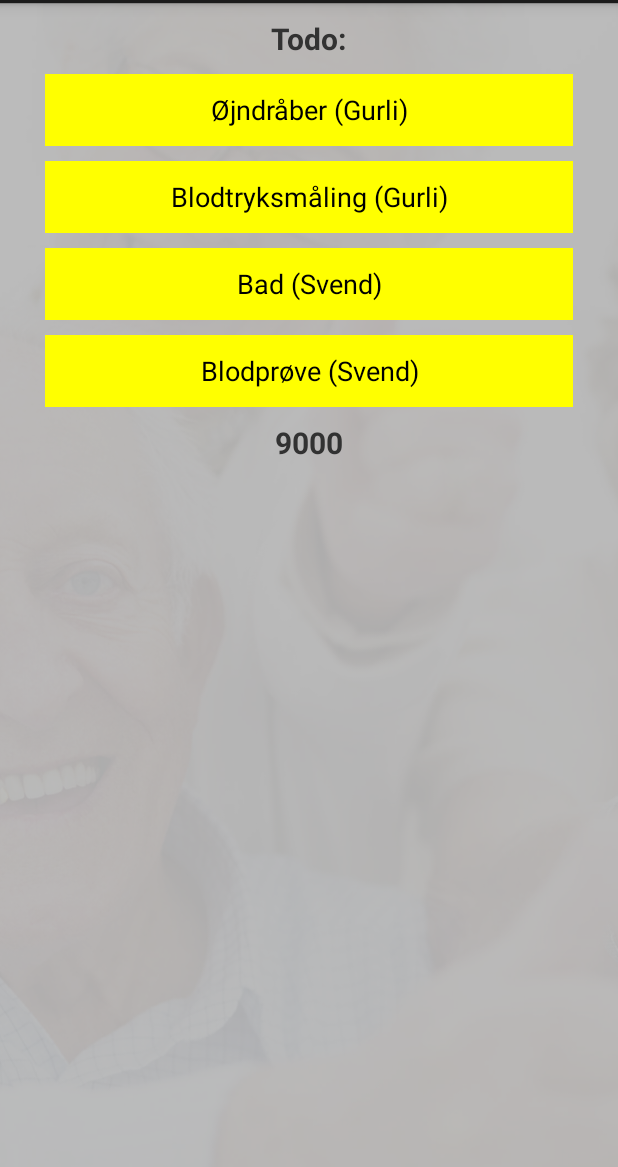
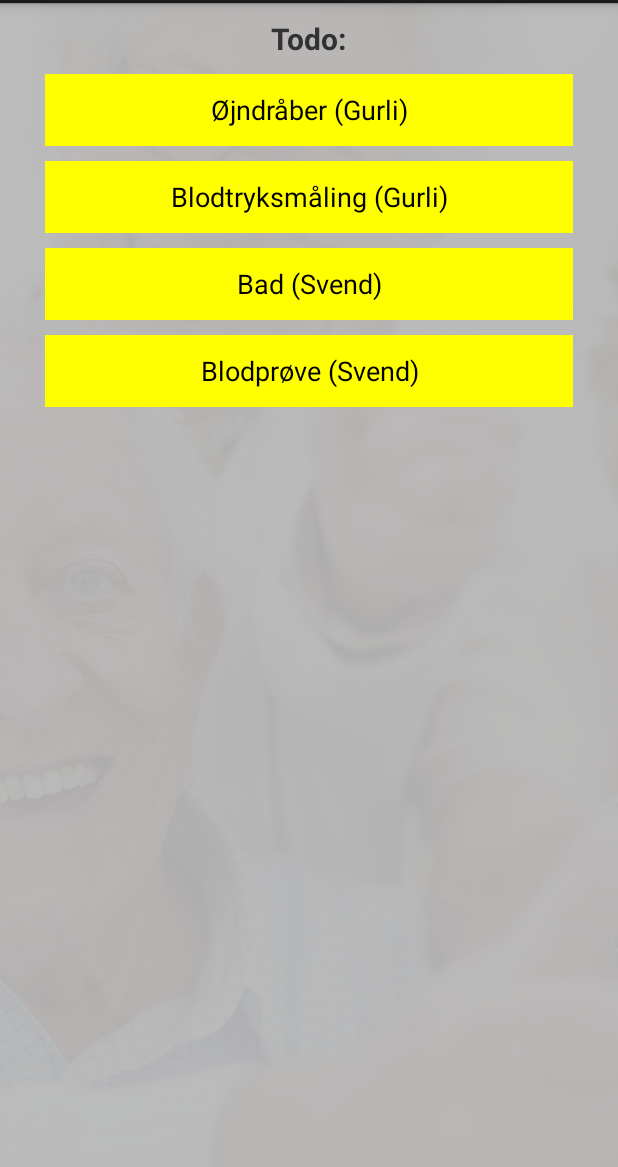
Before and after one commit to mrjensen/BFIS, an Android app: the TodoActivity screen opened directly, with no data from a screen before it, on a phone screen of 412 x 824 dp, the part 69-1236 px from its top. Run offline under Robolectric (Android 15) with nearby library versions, the phone set to English and light mode, and no system bars.

Commit message:
Merge branch 'master' of https://github.com/MrJensen/BFIS
Conflicts:
	BFIS/src/main/AndroidManifest.xml

```diff
--- a/BFIS/src/main/java/dk/iha/itbfis/team2/TodoActivity.java
+++ b/BFIS/src/main/java/dk/iha/itbfis/team2/TodoActivity.java
@@ -9,6 +9,7 @@ import android.os.Bundle;
 import android.os.CountDownTimer;
 import android.view.View;
 import android.widget.Button;
+import android.widget.ProgressBar;
 import android.widget.TextView;
 
 /**
@@ -17,10 +18,15 @@ import android.widget.TextView;
 public class TodoActivity extends Activity {
 
     private boolean setDone = false;
+    private ProgressBar progressBar;
+    private TextView msg;
 
     public void onCreate(Bundle savedInstanceState) {
         super.onCreate(savedInstanceState);
         setContentView(R.layout.activity_todo);
+
+        progressBar = (ProgressBar) findViewById(R.id.simulated_progress);
+        msg = (TextView) findViewById(R.id.tick);
 
         Intent intent = getIntent();
         if (intent.getExtras() != null)
@@ -42,20 +48,22 @@ public class TodoActivity extends Activity {
         }
 
         if (!setDone) {
-            new CountDownTimer(10000, 1000) {
-                @Override
-                public void onTick(long l) {
-                    TextView textView = (TextView)findViewById(R.id.tick);
-                    textView.setText("" + l);
-                }
-
-                @Override
-                public void onFinish() {
-                    Intent intent = new Intent(TodoActivity.this, BPPatientSelectActivity.class);
-                    startActivity(intent);
-                }
-            }.start();
+            msg.setText("");
+//            new CountDownTimer(10000, 1000) {
+//                @Override
+//                public void onTick(long l) {
+//                    TextView textView = (TextView)findViewById(R.id.tick);
+//                    textView.setText("" + l);
+//                }
+//
+//                @Override
+//                public void onFinish() {
+//                    Intent intent = new Intent(TodoActivity.this, BPPatientSelectActivity.class);
+//                    startActivity(intent);
+//                }
+//            }.start();
         } else {
+            msg.setText("Alle opgaver er fuldført");
             new CountDownTimer(5000, 1000) {
                 @Override
                 public void onTick(long l) {
@@ -91,6 +99,7 @@ public class TodoActivity extends Activity {
             case R.id.todo_btn_2:
                 btn = (Button)findViewById(R.id.todo_btn_2);
                 setColor(btn);
+                startProgressbar();
                 break;
             case R.id.todo_btn_3:
                 btn = (Button)findViewById(R.id.todo_btn_3);
@@ -101,6 +110,24 @@ public class TodoActivity extends Activity {
                 setColor(btn);
                 break;
         }
+    }
+
+    private void startProgressbar() {
+        msg.setText("Søger efter måler");
+        progressBar.setVisibility(View.VISIBLE);
+        new CountDownTimer(5000, 1000) {
+            @Override
+            public void onTick(long l) {
+
+            }
+
+            @Override
+            public void onFinish() {
+                progressBar.setVisibility(View.INVISIBLE);
+                Intent intent = new Intent(TodoActivity.this, BPPatientSelectActivity.class);
+                startActivity(intent);
+            }
+        }.start();
     }
 
     private void setColor(Button button) {
--- a/BFIS/src/main/res/layout/activity_todo.xml
+++ b/BFIS/src/main/res/layout/activity_todo.xml
@@ -59,6 +59,13 @@
         android:text="Blodprøve (Svend)"
         android:onClick="taskCompleted"/>
 
+    <ProgressBar
+        android:visibility="invisible"
+        android:id="@+id/simulated_progress"
+        android:layout_width="wrap_content"
+        android:layout_height="wrap_content"
+        android:layout_gravity="center_horizontal" />
+
     <TextView
         android:id="@+id/tick"
         android:textSize="20dip"
```
